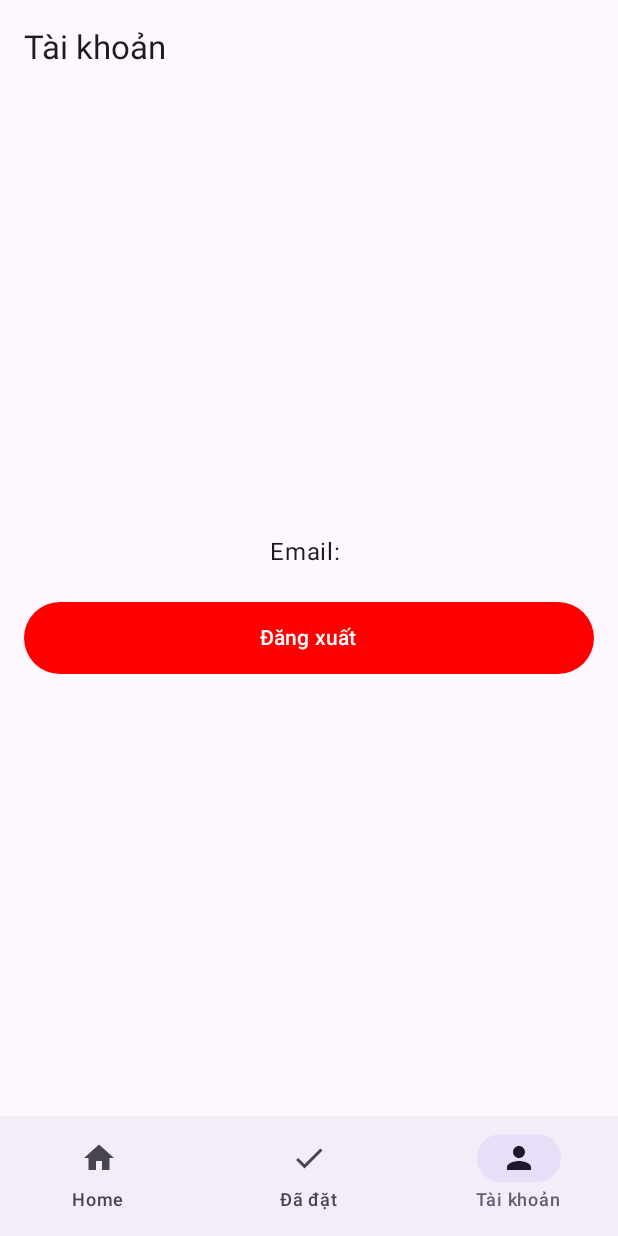
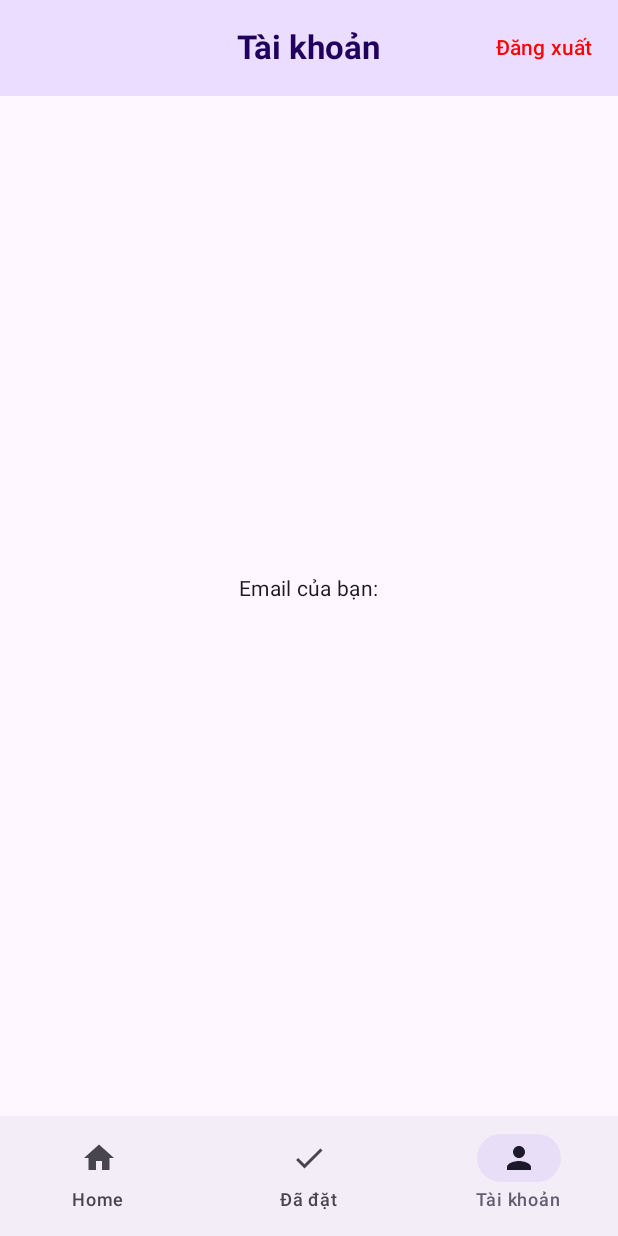
Before and after one commit to hoThanhThien/Nhom_mobile_CN22CLCD, an Android app built with Jetpack Compose: the ProfileScreen screen opened through its navigation route, on a phone screen of 412 x 824 dp. Run offline under Robolectric (Android 15) with nearby library versions, the phone set to English and light mode, and no system bars; our stand-ins replace Firebase (no records; nobody signed in at launch, a user with empty details on screens opened directly); pictures from the network do not load.

Commit message:
update payment nav banner,profile

```diff
--- a/app/src/main/java/com/mb_an/tour_booking/presentation/navigation/AppNavGraph.kt
+++ b/app/src/main/java/com/mb_an/tour_booking/presentation/navigation/AppNavGraph.kt
@@ -1,4 +1,4 @@
-// app/src/main/java/com/mb_an/tour_booking/presentation/navigation/AppNavGraph.kt
+
 package com.mb_an.tour_booking.presentation.navigation
 
 import android.os.Build
@@ -23,12 +23,14 @@ import com.mb_an.tour_booking.presentation.screens.profile.ProfileScreen
 import com.mb_an.tour_booking.presentation.screens.auth.LoginScreen
 import com.mb_an.tour_booking.presentation.screens.auth.RegisterScreen
 import com.mb_an.tour_booking.presentation.screens.auth.ForgotPasswordScreen
-import com.mb_an.tour_booking.presentation.screens.booking.BookingDetailScreen
-import com.mb_an.tour_booking.presentation.screens.splash.SplashScreen
+
+import com.mb_an.tour_booking.presentation.screens.payment.PaymentScreen
+
 import com.mb_an.tour_booking.presentation.viewmodel.AuthViewModel
 import com.mb_an.tour_booking.presentation.viewmodel.HomeViewModel
 import com.mb_an.tour_booking.presentation.viewmodel.BookingViewModel
-
+import java.time.LocalDate
+import com.mb_an.tour_booking.R
 
 @RequiresApi(Build.VERSION_CODES.O)
 @Composable
@@ -151,7 +153,7 @@ fun AppNavGraph() {
                                 navController.navigate(Screen.Login)
                             } else {
                                 // gọi use-case bookTour với start/end/guests
-                                bookingVm.bookTour(tour, startDate, endDate, guests)
+                                navController.navigate("payment/${tour.id}/${startDate}/${endDate}/${guests}")
                             }
                         },
 
@@ -181,6 +183,46 @@ fun AppNavGraph() {
                     }
                 }
             }
+            // 6. PaymentScreen
+            composable(
+                route = "payment/{tourId}/{start}/{end}/{guests}",
+                arguments = listOf(
+                    navArgument("tourId") { type = NavType.StringType },
+                    navArgument("start")  { type = NavType.StringType },
+                    navArgument("end")    { type = NavType.StringType },
+                    navArgument("guests"){ type = NavType.IntType }
+                )
+            ) { back ->
+                val tourId = back.arguments!!.getString("tourId")!!
+                val start  = back.arguments!!.getString("start")!!
+                val end    = back.arguments!!.getString("end")!!
+                val guests = back.arguments!!.getInt("guests")
+
+                // Lấy ViewModel
+                val homeEntry = remember(navController) {
+                    navController.getBackStackEntry(BottomNavItem.Home.route)
+                }
+                val homeVm   : HomeViewModel       = getViewModel(viewModelStoreOwner = homeEntry)
+                val bookingVm: BookingViewModel = getViewModel()
+
+                PaymentScreen(
+                    qrResId = R.drawable.my_qr,  // dán file QR drawable/my_qr.png
+                    onPaid = {
+                        // sau khi thanh toán, gọi bookTour
+                        val tour = homeVm.tourList.first { it.id == tourId }
+                        bookingVm.bookTour(
+                            tour,
+                            LocalDate.parse(start),
+                            LocalDate.parse(end),
+                            guests
+                        )
+                        // rồi chuyển sang tab Bookings
+                        navController.navigate(BottomNavItem.Bookings.route) {
+                            launchSingleTop = true
+                        }
+                    }
+                )
+            }
         }
     }
 }
--- a/app/src/main/java/com/mb_an/tour_booking/presentation/screens/home/HomeScreen.kt
+++ b/app/src/main/java/com/mb_an/tour_booking/presentation/screens/home/HomeScreen.kt
@@ -70,7 +70,7 @@ fun HomeScreen(
             )
             Spacer(Modifier.height(16.dp))
             AsyncImage(
-                model = "https://picsum.photos/800/300",
+                model = "https://sgweb.vn/wp-content/uploads/2022/12/75b1d5aa3eb003170055303a362d1a7e.jpg",
                 contentDescription = "Banner",
                 modifier = Modifier
                     .fillMaxWidth()
--- a/app/src/main/java/com/mb_an/tour_booking/presentation/screens/profile/ProfileScreen.kt
+++ b/app/src/main/java/com/mb_an/tour_booking/presentation/screens/profile/ProfileScreen.kt
@@ -3,10 +3,12 @@ package com.mb_an.tour_booking.presentation.screens.profile
 import androidx.compose.foundation.layout.*
 import androidx.compose.foundation.shape.RoundedCornerShape
 import androidx.compose.material3.*
+import androidx.compose.material3.TopAppBarDefaults.centerAlignedTopAppBarColors
 import androidx.compose.runtime.Composable
 import androidx.compose.ui.Alignment
 import androidx.compose.ui.Modifier
 import androidx.compose.ui.graphics.Color
+import androidx.compose.ui.text.font.FontWeight
 import androidx.compose.ui.unit.dp
 import com.google.firebase.auth.FirebaseAuth
 
@@ -20,43 +22,60 @@ fun ProfileScreen(
     onLogout:   () -> Unit
 ) {
     Scaffold(
-        topBar = { TopAppBar(title = { Text("Tài khoản") }) }
+        topBar = {
+            CenterAlignedTopAppBar(
+                title = {
+                    Text(
+                        text = "Tài khoản",
+                        style = MaterialTheme.typography.titleLarge.copy(fontWeight = FontWeight.Bold)
+                    )
+                },
+                actions = {
+                    if (isLoggedIn) {
+                        TextButton(
+                            onClick = onLogout,
+                            colors = ButtonDefaults.textButtonColors(contentColor = Color.Red)
+                        ) {
+                            Text("Đăng xuất")
+                        }
+                    } else {
+                        TextButton(onClick = onLogin) {
+                            Text("Đăng nhập")
+                        }
+                    }
+                },
+                colors = centerAlignedTopAppBarColors(
+                    containerColor     = MaterialTheme.colorScheme.primaryContainer,
+                    titleContentColor  = MaterialTheme.colorScheme.onPrimaryContainer,
+                    actionIconContentColor = MaterialTheme.colorScheme.onPrimaryContainer
+                )
+            )
+        }
     ) { padding ->
         Column(
             modifier = Modifier
                 .fillMaxSize()
                 .padding(padding)
                 .padding(16.dp),
-            verticalArrangement = Arrangement.Center,
-            horizontalAlignment = Alignment.CenterHorizontally
+            verticalArrangement   = Arrangement.Center,
+            horizontalAlignment   = Alignment.CenterHorizontally
         ) {
-            if (!isLoggedIn) {
-                // Chưa đăng nhập → chỉ hiện nút "Đăng nhập"
-                Text("Bạn chưa đăng nhập", style = MaterialTheme.typography.bodyLarge)
-                Spacer(Modifier.height(24.dp))
-                Button(
-                    onClick = onLogin,
-                    modifier = Modifier
-                        .fillMaxWidth()
-                        .height(48.dp),
-                    shape = RoundedCornerShape(24.dp)
-                ) {
-                    Text("Đăng nhập")
-                }
+            if (isLoggedIn) {
+                Text(
+                    text = "Email của bạn:",
+                    style = MaterialTheme.typography.bodyMedium
+                )
+                Spacer(Modifier.height(4.dp))
+                Text(
+                    text = email,
+                    style = MaterialTheme.typography.bodyLarge.copy(fontWeight = FontWeight.Medium)
+                )
             } else {
-                // Đã đăng nhập → hiện email và nút "Đăng xuất"
-                Text("Email: $email", style = MaterialTheme.typography.bodyLarge)
-                Spacer(Modifier.height(24.dp))
-                Button(
-                    onClick = onLogout,
-                    modifier = Modifier
-                        .fillMaxWidth()
-                        .height(48.dp),
-                    shape = RoundedCornerShape(24.dp),
-                    colors = ButtonDefaults.buttonColors(containerColor = Color.Red)
-                ) {
-                    Text("Đăng xuất", color = Color.White)
-                }
+                Text(
+                    text = "Bạn chưa đăng nhập",
+                    style = MaterialTheme.typography.bodyLarge
+                )
             }
         }
-    }}
+    }
+}
```
Also changed, not shown: app/src/main/java/com/mb_an/tour_booking/presentation/screens/booking/BookingDetailScreen.kt (+11 -7 lines), app/src/main/java/com/mb_an/tour_booking/presentation/screens/payment/PaymentScreen.kt (added, +67 -0 lines), app/src/main/res/drawable/my_qr.png (added).
